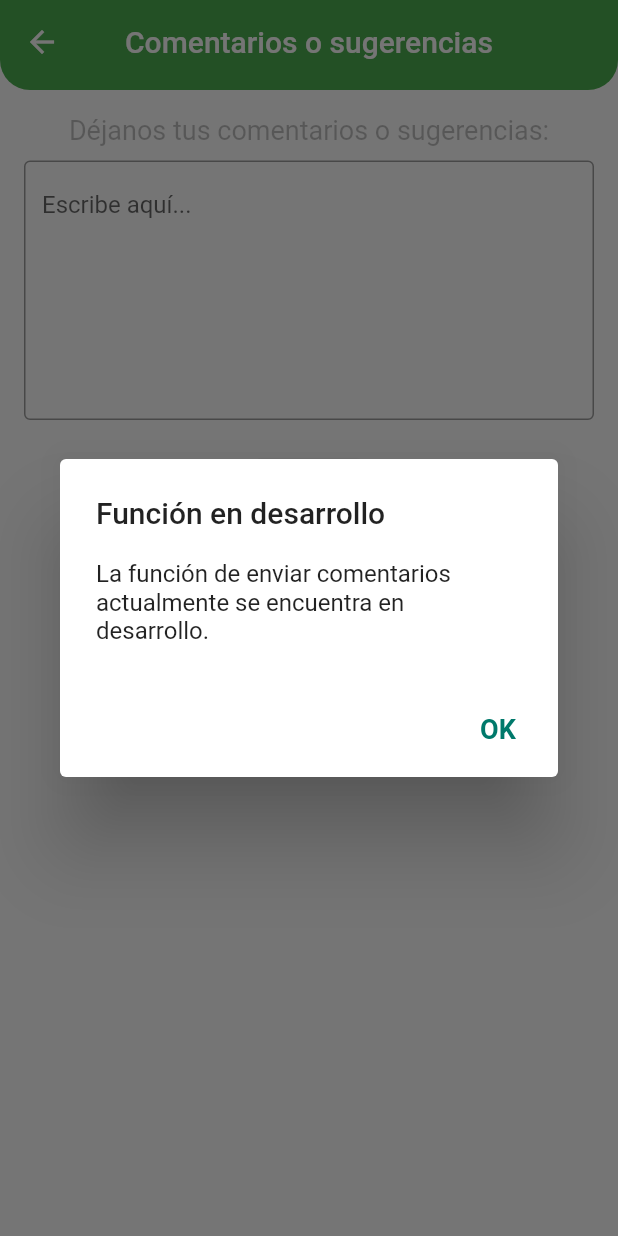
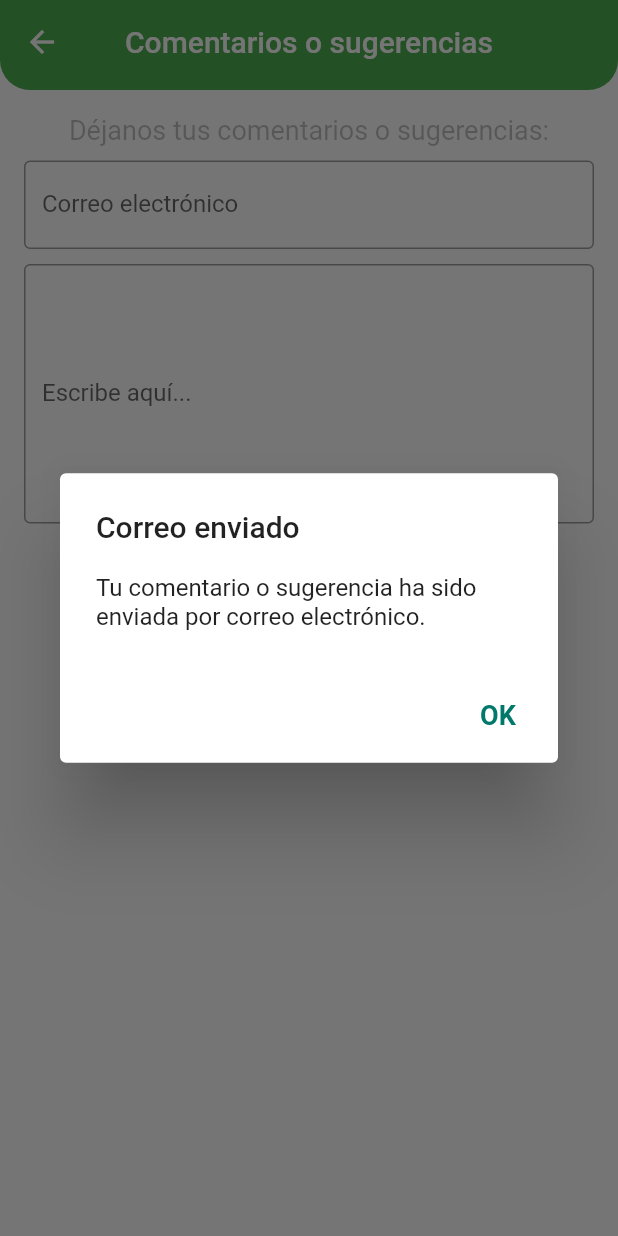
Before and after one commit to KarelyVR/BioMovil, a Flutter app: the FeedbackScreen screen opened directly, after a tap on "Enviar", on a phone screen of 412 x 824 dp. Run offline on Flutter 3.47's test engine with Material 2 defaults, Android fonts, the phone set to English and light mode, and no system bars; our stand-ins replace audioplayers, carousel_slider, fluro, flutter_local_notifications, flutter_markdown, flutter_svg and 10 more; missing offline and left inert: flutter_polyline_points, mailer, qr_code_scanner; accounts and stored records are empty; generated files the repository leaves out were written again.

Commit message:
añadido mailer a comentarios
(excepto su función por el momento)

```diff
--- a/lib/pantalla_ajustes/comentarios.dart
+++ b/lib/pantalla_ajustes/comentarios.dart
@@ -1,10 +1,12 @@
 import 'package:biomovil/pantalla_ajustes/ajustes.dart';
 import 'package:flutter/material.dart';
+import 'package:mailer/mailer.dart';
+import 'package:mailer/smtp_server/gmail.dart';
 
 void main() => runApp(const Comentarios());
 
 class Comentarios extends StatelessWidget {
-  const Comentarios({super.key});
+  const Comentarios({Key? key}) : super(key: key);
 
   @override
   Widget build(BuildContext context) {
@@ -15,19 +17,43 @@ class Comentarios extends StatelessWidget {
 }
 
 class FeedbackScreen extends StatefulWidget {
-  const FeedbackScreen({super.key});
+  const FeedbackScreen({Key? key}) : super(key: key);
 
   @override
   _FeedbackScreenState createState() => _FeedbackScreenState();
 }
 
 class _FeedbackScreenState extends State<FeedbackScreen> {
+  final TextEditingController _emailController = TextEditingController();
   final TextEditingController _feedbackController = TextEditingController();
 
   Future<void> _onBackPressed() async {
     Navigator.of(context).pushReplacement(
       MaterialPageRoute(builder: (context) => const Ajustes()),
     );
+  }
+
+  Future<void> _sendEmail() async {
+    String username = 'tucorreo@gmail.com';
+    String password = 'tucontraseña';
+
+    final smtpServer = gmail(username, password);
+
+    final message = Message()
+      ..from = Address(username, 'Your Name')
+      ..recipients.add(_emailController.text) // Usar la dirección del usuario
+      ..subject = 'Comentario o Sugerencia'
+      ..text = 'Correo del usuario: ${_emailController.text}\n\n${_feedbackController.text}';
+
+    try {
+      final sendReport = await send(message, smtpServer);
+      print('Message sent: ' + sendReport.toString());
+    } on MailerException catch (e) {
+      print('Message not sent. $e');
+      for (var p in e.problems) {
+        print('Problem: ${p.code}: ${p.msg}');
+      }
+    }
   }
 
   @override
@@ -73,23 +99,33 @@ class _FeedbackScreenState extends State<FeedbackScreen> {
               ),
               const SizedBox(height: 10.0),
               TextField(
+                controller: _emailController,
+                keyboardType: TextInputType.emailAddress,
+                decoration: const InputDecoration(
+                  labelText: 'Correo electrónico',
+                  border: OutlineInputBorder(),
+                ),
+              ),
+              const SizedBox(height: 10.0),
+              TextField(
                 controller: _feedbackController,
                 maxLines: 7,
                 decoration: const InputDecoration(
-                  hintText: 'Escribe aquí...',
+                  labelText: 'Escribe aquí...',
                   border: OutlineInputBorder(),
                 ),
               ),
               const SizedBox(height: 20.0),
               ElevatedButton(
                 onPressed: () {
+                  _sendEmail();
                   showDialog(
                     context: context,
                     builder: (BuildContext context) {
                       return AlertDialog(
-                        title: const Text('Función en desarrollo'),
+                        title: const Text('Correo enviado'),
                         content: const Text(
-                            'La función de enviar comentarios actualmente se encuentra en desarrollo.'),
+                            'Tu comentario o sugerencia ha sido enviada por correo electrónico.'),
                         actions: [
                           TextButton(
                             onPressed: () {
@@ -114,6 +150,7 @@ class _FeedbackScreenState extends State<FeedbackScreen> {
 
   @override
   void dispose() {
+    _emailController.dispose();
     _feedbackController.dispose();
     super.dispose();
   }
--- a/pubspec.yaml
+++ b/pubspec.yaml
@@ -19,6 +19,7 @@ dependencies:
   http: ^1.1.0
   json_serializable: ^6.7.1
   google_maps_flutter: ^2.5.0
+  mailer: ^6.0.1
   permission_handler: ^11.0.0
   flutter_polyline_points: ^2.0.0
   location: ^5.0.3
```
Also changed, not shown: pubspec.lock.
